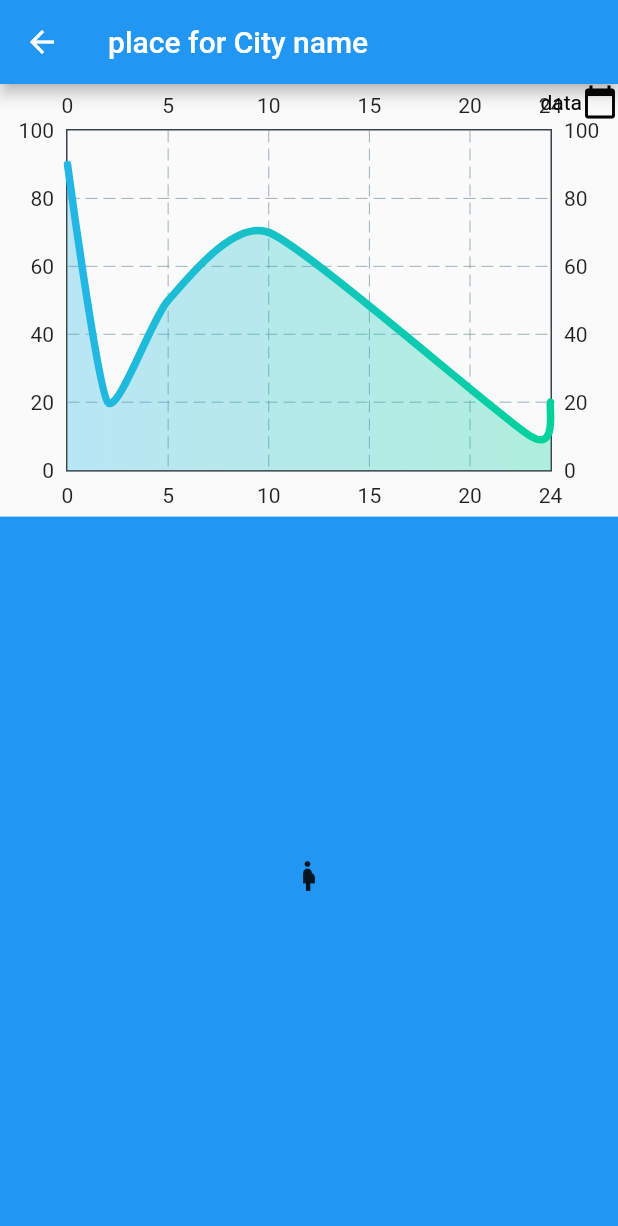
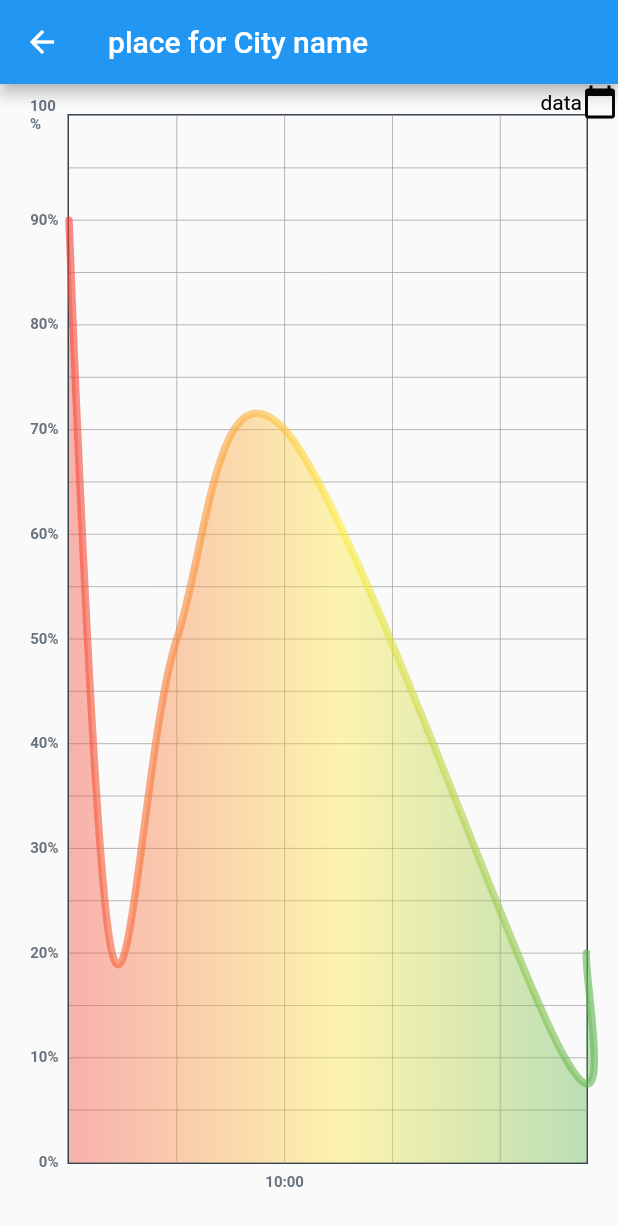
Before and after one commit to Gypsy0ne/ExplorerStartHack, a Flutter app: the DetailsScreen screen opened directly, on a phone screen of 412 x 824 dp. Shown: the top 1226 px of the screen. Run offline on Flutter 3.47's test engine with Material 2 defaults, Android fonts, the phone set to English and light mode, and no system bars; drawn by our look-alikes of fl_chart; our stand-ins replace bloc, equatable, flutter_bloc, google_fonts.

Commit message:
Details update/ chart

```diff
--- a/lib/screen/details/ui/details_screen.dart
+++ b/lib/screen/details/ui/details_screen.dart
@@ -1,6 +1,7 @@
 import 'package:fl_chart/fl_chart.dart';
 import 'package:flutter/cupertino.dart';
 import 'package:flutter/material.dart';
+import 'dart:math';
 
 class DetailsScreen extends StatelessWidget {
   @override
@@ -19,25 +20,19 @@ class DetailsScreenBody extends StatefulWidget {
 }
 
 class DetailsScreenBodyState extends State<DetailsScreenBody> {
+
+  List<Color> gradientColors = [Colors.red, Colors.yellow, Colors.green];
+
+
   @override
   Widget build(BuildContext context) {
     return Stack(children: [
       buildCalendarButton(),
-      Column(children: [buildLineChart(), buildPercentageContainer()]),
+      Center(child: buildLineChart()),
       buildCalendarButton()
     ]);
   }
-  List<Color> gradientColors = [
-    const Color(0xff23b6e6),
-    const Color(0xff02d39a),
 
-  ];
-
-  Widget buildPercentageContainer() => Expanded(
-      child: Container(
-          color: Colors.blue,
-          alignment: Alignment.center,
-          child: Icon(Icons.pregnant_woman)));
 
   Widget buildCalendarButton() => Align(
       alignment: Alignment.topRight,
@@ -50,14 +45,46 @@ class DetailsScreenBodyState extends State<DetailsScreenBody> {
             children: [Text("data"), Icon(Icons.calendar_today)],
           )));
 
-  Widget buildLineChart() {
-          return LineChart(
-            LineChartData(
-           borderData:
-          FlBorderData(show: true, border: Border.all(color: const Color(0xff37434d), width: 1)),
-          minX: 0, minY: 0, maxY: 100,
-
-
+  Widget buildLineChart() => Container(
+      padding: EdgeInsets.all(20),
+      width: MediaQuery.of(context).size.width,
+      child: LineChart(LineChartData(
+        borderData: FlBorderData(
+            show: true,
+            border: Border.all(color: const Color(0xff37434d), width: 1)),
+        minX: 0,
+        minY: 0,
+        maxY: 100,
+        titlesData: FlTitlesData(
+            show: true,
+            bottomTitles: SideTitles(
+              showTitles: true,
+              reservedSize: 22,
+              getTextStyles: (value) => const TextStyle(
+                  color: Color(0xff68737d),
+                  fontWeight: FontWeight.bold,
+                  fontSize: 10),
+              getTitles: (value) {
+                if (value.toInt() % 3 == 1) {
+                  return value.toInt().toString() + ':00';
+                }
+                return '';
+              },
+            ),
+            leftTitles: SideTitles(
+              showTitles: true,
+              reservedSize: 19,
+              getTextStyles: (value) => const TextStyle(
+                  color: Color(0xff68737d),
+                  fontWeight: FontWeight.bold,
+                  fontSize: 10),
+              getTitles: (value) {
+                if (value.toInt() % 10 == 0) {
+                  return value.toInt().toString() + '%';
+                }
+                return '';
+              },
+            )),
         lineBarsData: [
           LineChartBarData(
             spots: [
@@ -70,20 +97,19 @@ class DetailsScreenBodyState extends State<DetailsScreenBody> {
             ],
             isCurved: true,
             barWidth: 5,
-          colors:  gradientColors,
-          curveSmoothness: 0.2,
+            colors:
+                gradientColors.map((color) => color.withOpacity(0.6)).toList(),
             isStrokeCapRound: true,
             dotData: FlDotData(
               show: false,
             ),
             belowBarData: BarAreaData(
-            colors: gradientColors.map((color) => color.withOpacity(0.3)).toList(),
-
+              colors: gradientColors
+                  .map((color) => color.withOpacity(0.4))
+                  .toList(),
               show: true,
             ),
           ),
         ],
-
-      ));
+      )));
 }
-}
```
Lines whose indentation alone changed are shown as unchanged.
